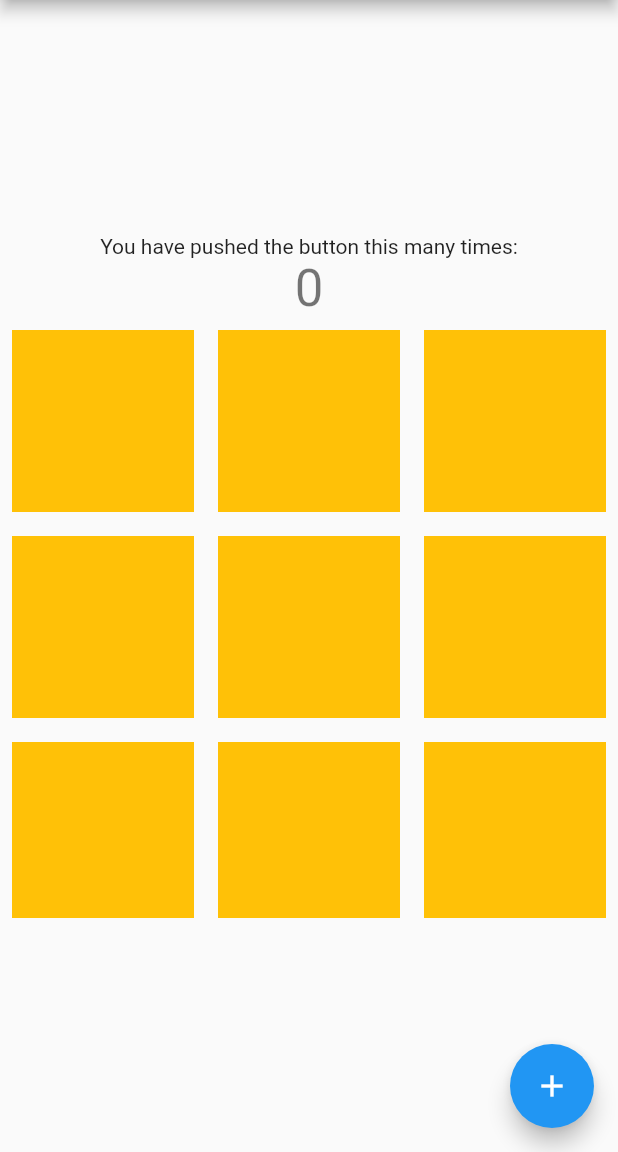
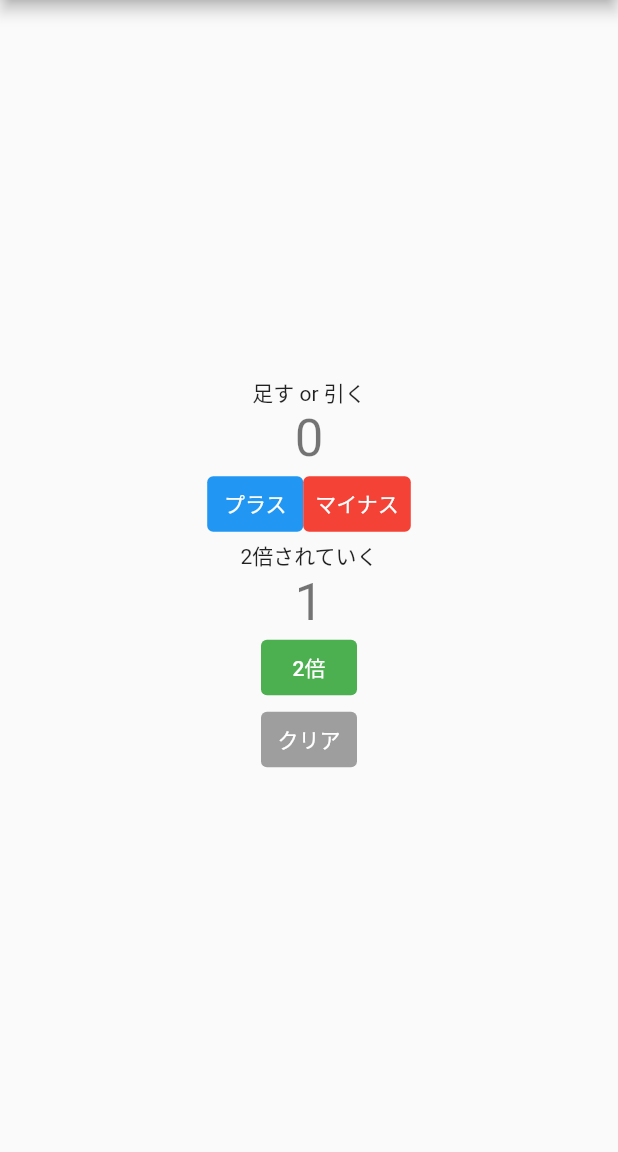
Before and after one commit to kazu-na/flutter_sample, a Flutter app: the screen it shows after launch, on a phone screen of 412 x 824 dp, the part 84-1236 px from its top. Run offline on Flutter 3.47's test engine with Material 2 defaults, Android fonts, the phone set to English and light mode, and no system bars.

Commit message:
add state calculation button

```diff
--- a/flutter_app/lib/my_home_page.dart
+++ b/flutter_app/lib/my_home_page.dart
@@ -12,9 +12,30 @@ class MyHomePage extends StatefulWidget {
 class _MyHomePageState extends State<MyHomePage> {
   int _counter = 0;
 
+  int _counter2 = 1;
+
   void _incrementCounter() {
     setState(() {
       _counter++;
+    });
+  }
+
+  void _decrementCounter() {
+    setState(() {
+      _counter--;
+    });
+  }
+
+  void _twiceCounter() {
+    setState(() {
+      _counter2 *= 2;
+    });
+  }
+
+  void _clearCounter() {
+    setState(() {
+      _counter = 0;
+      _counter2 = 1;
     });
   }
 
@@ -29,30 +50,67 @@ class _MyHomePageState extends State<MyHomePage> {
           mainAxisAlignment: MainAxisAlignment.center,
           children: <Widget>[
             const Text(
-              'You have pushed the button this many times:',
+              '足す or 引く',
             ),
             Text(
               '$_counter',
               style: Theme.of(context).textTheme.headline4,
             ),
-            SizedBox(
-              height: 400,
-              child: GridView.count(crossAxisCount: 3, children: [
-                for (var i = 0; i < 9; i++)
-                  const Padding(
-                    padding: EdgeInsets.all(8.0),
-                    child: ColoredBox(color: Colors.amber),
+            Row(
+              mainAxisAlignment: MainAxisAlignment.center,
+              children: <Widget>[
+                TextButton(
+                  onPressed: _incrementCounter,
+                  child: const Text(
+                    'プラス',
+                    style: TextStyle(color: Colors.white),
                   ),
-              ]),
+                  style: ButtonStyle(
+                    backgroundColor: MaterialStateProperty.all(Colors.blue),
+                  ),
+                ),
+                TextButton(
+                  onPressed: _decrementCounter,
+                  child: const Text(
+                    'マイナス',
+                    style: TextStyle(color: Colors.white),
+                  ),
+                  style: ButtonStyle(
+                    backgroundColor: MaterialStateProperty.all(Colors.red),
+                  ),
+                ),
+              ],
+            ),
+            const Text(
+              '2倍されていく',
+            ),
+            Text(
+              '$_counter2',
+              style: Theme.of(context).textTheme.headline4,
+            ),
+            TextButton(
+              onPressed: _twiceCounter,
+              child: const Text(
+                '2倍',
+                style: TextStyle(color: Colors.white),
+              ),
+              style: ButtonStyle(
+                backgroundColor: MaterialStateProperty.all(Colors.green),
+              ),
+            ),
+            TextButton(
+              onPressed: _clearCounter,
+              child: const Text(
+                'クリア',
+                style: TextStyle(color: Colors.white),
+              ),
+              style: ButtonStyle(
+                backgroundColor: MaterialStateProperty.all(Colors.grey),
+              ),
             ),
           ],
         ),
       ),
-      floatingActionButton: FloatingActionButton(
-        onPressed: _incrementCounter,
-        tooltip: 'Increment',
-        child: const Icon(Icons.add),
-      ), // This trailing comma makes auto-formatting nicer for build methods.
     );
   }
 }
```
